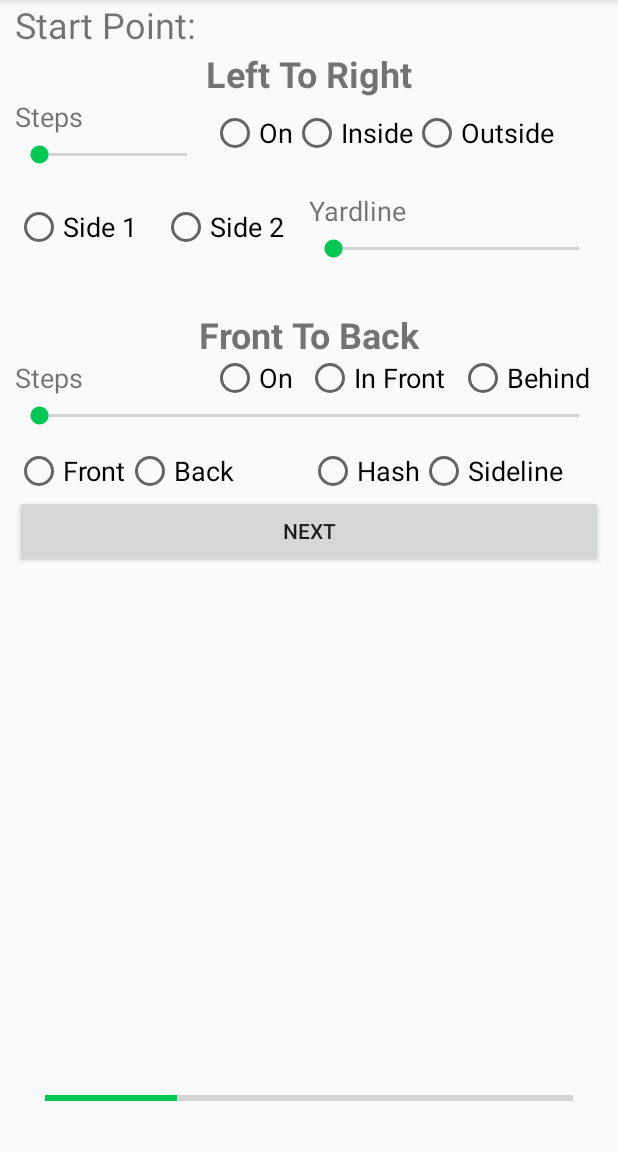
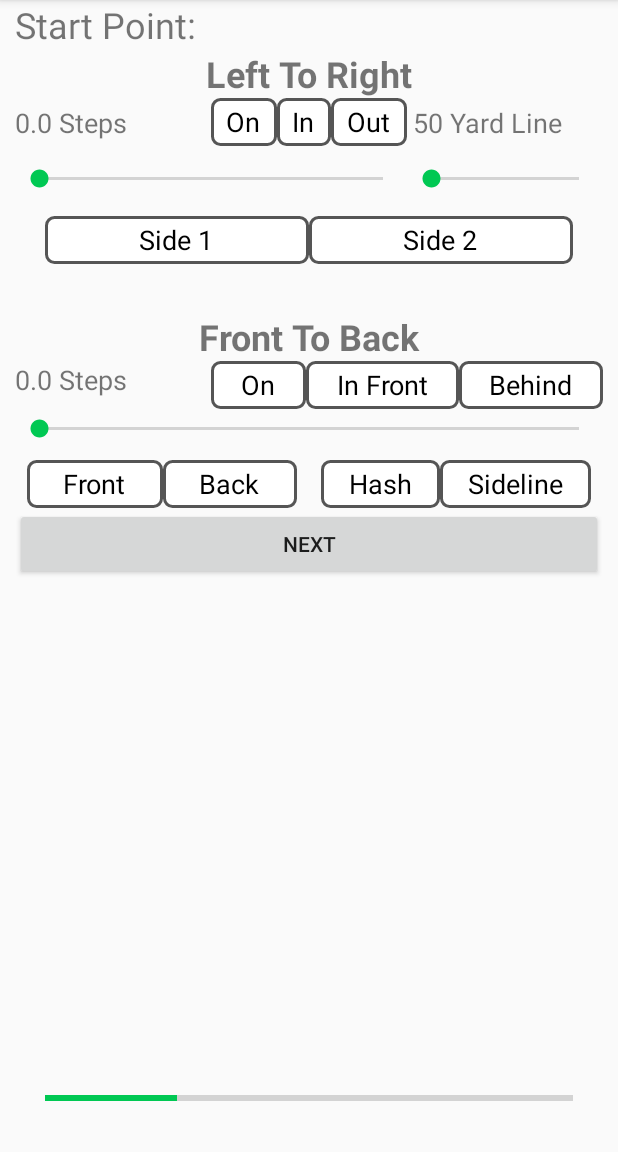
Before and after one commit to youdoof/MarchingBuddy, an Android app: the screen it shows after launch (MainActivity), on a phone screen of 412 x 824 dp, the part 84-1236 px from its top. Run offline under Robolectric (Android 15) with nearby library versions, the phone set to English and light mode, and no system bars; 1 statement that could not run was skipped.

Commit message:
UI Overhaul Continued 11/2/17
Spent time creating custom radio buttons and generally optimizing layout
of the input_fragment. Suppressed a couple of localization warnings.

```diff
--- a/app/src/main/java/edu/truman/amb1664/marchingbuddy/StartFragment.java
+++ b/app/src/main/java/edu/truman/amb1664/marchingbuddy/StartFragment.java
@@ -1,5 +1,6 @@
 package edu.truman.amb1664.marchingbuddy;
 
+import android.annotation.SuppressLint;
 import android.os.Bundle;
 import android.support.annotation.Nullable;
 import android.support.v4.app.Fragment;
@@ -103,6 +104,7 @@ public class StartFragment extends Fragment implements View.OnClickListener {
         final SeekBar stepslr_seekbar = (SeekBar) v.findViewById(R.id.seekBarStepsLR);
         stepslr_seekbar.setMax(seekBarLRMaxCalc(spec));
         stepslr_seekbar.setOnSeekBarChangeListener(new SeekBar.OnSeekBarChangeListener() {
+            @SuppressLint("SetTextI18n")
             @Override
             public void onProgressChanged(SeekBar seekBar, int progress, boolean b) {
                 stepslr_textview.setText(intervalCalc(progress, spec) + " Steps");
@@ -127,6 +129,7 @@ public class StartFragment extends Fragment implements View.OnClickListener {
         // sets maximum to one less than the length of the YardLines array
         yardline_seekbar.setMax(Midset.YARD_LINES.length - 1);
         yardline_seekbar.setOnSeekBarChangeListener(new SeekBar.OnSeekBarChangeListener() {
+            @SuppressLint("SetTextI18n")
             @Override
             public void onProgressChanged(SeekBar seekBar, int progress, boolean b) {
                 yardline_textview.setText(Midset.getYardline(progress) + " Yard Line");
@@ -153,6 +156,7 @@ public class StartFragment extends Fragment implements View.OnClickListener {
         // Arbitrarily chosen this number of 32. Might need to revisit this sometime afterwards.
         stepsfb_seekbar.setMax(seekBarFBMaxCalc(spec));
         stepsfb_seekbar.setOnSeekBarChangeListener(new SeekBar.OnSeekBarChangeListener() {
+            @SuppressLint("SetTextI18n")
             @Override
             public void onProgressChanged(SeekBar seekBar, int progress, boolean b) {
                 stepsfb_textview.setText(intervalCalc(progress, spec) + " Steps");
--- /dev/null
+++ b/app/src/main/res/drawable/radio_button_background.xml
@@ -0,0 +1,7 @@
+<?xml version="1.0" encoding="utf-8"?>
+<selector xmlns:android="http://schemas.android.com/apk/res/android">
+    <item android:drawable="@drawable/radio_button_unchecked" android:state_checked="true" android:state_pressed="true" />
+    <item android:drawable="@drawable/radio_button_checked" android:state_pressed="true" />
+    <item android:drawable="@drawable/radio_button_checked" android:state_checked="true" />
+    <item android:drawable="@drawable/radio_button_unchecked" />
+</selector>
--- /dev/null
+++ b/app/src/main/res/drawable/radio_button_checked.xml
@@ -0,0 +1,9 @@
+<?xml version="1.0" encoding="utf-8"?>
+<shape xmlns:android="http://schemas.android.com/apk/res/android"
+    android:shape="rectangle">
+    <corners android:radius="5dp" />
+    <solid android:color="#fff" />
+    <stroke
+        android:width="4dp"
+        android:color="#00c853" />
+</shape>
--- /dev/null
+++ b/app/src/main/res/drawable/radio_button_unchecked.xml
@@ -0,0 +1,9 @@
+<?xml version="1.0" encoding="utf-8"?>
+<shape xmlns:android="http://schemas.android.com/apk/res/android"
+    android:shape="rectangle">
+    <corners android:radius="5dp" />
+    <solid android:color="#fff" />
+    <stroke
+        android:width="2dp"
+        android:color="#555555" />
+</shape>
--- a/app/src/main/res/layout/input_fragment.xml
+++ b/app/src/main/res/layout/input_fragment.xml
@@ -32,80 +32,112 @@
         android:layout_width="match_parent"
         android:layout_height="wrap_content"
         android:layout_below="@+id/textLeftToRight"
-        android:weightSum="3">
-
-        <RelativeLayout
-            android:layout_width="0dp"
-            android:layout_height="wrap_content"
-            android:layout_weight="1">
+        android:layout_marginBottom="8dp"
+        android:weightSum="9">
 
         <TextView
             android:id="@+id/textStepsLR"
-                android:layout_width="match_parent"
+            android:layout_width="0dp"
             android:layout_height="wrap_content"
-                android:layout_alignParentTop="true"
+            android:layout_weight="3"
             android:text="@string/steps"
             android:textSize="18sp" />
-
-            <SeekBar
-                android:id="@+id/seekBarStepsLR"
-                android:layout_width="match_parent"
-                android:layout_height="wrap_content"
-                android:layout_below="@id/textStepsLR"
-                android:paddingTop="4dp" />
-        </RelativeLayout>
 
         <RadioGroup
             android:id="@+id/radioGroupOnInOut"
             android:layout_width="0dp"
-            android:layout_height="match_parent"
-            android:layout_weight="2"
+            android:layout_height="@dimen/radio_button_height"
+            android:layout_weight="3"
             android:orientation="horizontal">
 
             <RadioButton
                 android:id="@+id/radioOn"
                 android:layout_width="wrap_content"
                 android:layout_height="match_parent"
+                android:layout_weight="1"
+                android:background="@drawable/radio_button_background"
+                android:button="@android:color/transparent"
                 android:text="@string/on"
+                android:textAlignment="center"
                 android:textSize="18sp" />
 
             <RadioButton
                 android:id="@+id/radioInside"
                 android:layout_width="wrap_content"
                 android:layout_height="match_parent"
+                android:layout_weight="1"
+                android:background="@drawable/radio_button_background"
+                android:button="@android:color/transparent"
                 android:text="@string/inside"
+                android:textAlignment="center"
                 android:textSize="18sp" />
 
             <RadioButton
                 android:id="@+id/radioOutside"
                 android:layout_width="wrap_content"
                 android:layout_height="match_parent"
+                android:layout_weight="1"
+                android:background="@drawable/radio_button_background"
+                android:button="@android:color/transparent"
                 android:text="@string/outside"
+                android:textAlignment="center"
                 android:textSize="18sp" />
         </RadioGroup>
+
+        <TextView
+            android:id="@+id/textYardline"
+            android:layout_width="0dp"
+            android:layout_height="wrap_content"
+            android:layout_weight="3"
+            android:padding="4dp"
+            android:text="@string/yardline"
+            android:textSize="18sp" />
+
     </LinearLayout>
 
     <LinearLayout
         android:id="@+id/linearLayoutLR2"
         android:layout_width="match_parent"
         android:layout_height="wrap_content"
-        android:layout_below="@id/linearLayoutLR1"
-        android:layout_marginTop="16dp"
-        android:weightSum="2">
+        android:layout_below="@+id/linearLayoutLR1"
+        android:orientation="horizontal"
+        android:weightSum="3">
+
+        <SeekBar
+            android:id="@+id/seekBarStepsLR"
+            android:layout_width="0dp"
+            android:layout_height="wrap_content"
+            android:layout_weight="2"
+            android:paddingTop="4dp" />
+
+        <SeekBar
+            android:id="@+id/seekBarYardline"
+            android:layout_width="0dp"
+            android:layout_height="wrap_content"
+            android:layout_weight="1"
+            android:paddingTop="4dp" />
+    </LinearLayout>
 
     <RadioGroup
         android:id="@+id/radioGroupSides"
-            android:layout_width="0dp"
-            android:layout_height="match_parent"
-            android:layout_weight="1"
-            android:orientation="horizontal">
+        android:layout_width="match_parent"
+        android:layout_height="@dimen/radio_button_height"
+        android:layout_below="@+id/linearLayoutLR2"
+        android:layout_marginTop="16dp"
+        android:gravity="center_horizontal"
+        android:orientation="horizontal"
+        android:paddingLeft="20dp"
+        android:paddingRight="20dp">
 
         <RadioButton
             android:id="@+id/radioSide1"
             android:layout_width="wrap_content"
             android:layout_height="match_parent"
             android:layout_weight="1"
+            android:background="@drawable/radio_button_background"
+            android:button="@android:color/transparent"
             android:text="@string/side_1"
+            android:textAlignment="center"
             android:textSize="18sp" />
 
         <RadioButton
@@ -113,38 +145,18 @@
             android:layout_width="wrap_content"
             android:layout_height="match_parent"
             android:layout_weight="1"
+            android:background="@drawable/radio_button_background"
+            android:button="@android:color/transparent"
             android:text="@string/side_2"
+            android:textAlignment="center"
             android:textSize="18sp" />
     </RadioGroup>
-
-        <RelativeLayout
-            android:layout_width="0dp"
-            android:layout_height="wrap_content"
-            android:layout_weight="1">
-
-            <TextView
-                android:id="@+id/textYardline"
-                android:layout_width="match_parent"
-                android:layout_height="wrap_content"
-                android:layout_alignParentTop="true"
-                android:text="@string/yardline"
-                android:textSize="18sp" />
-
-            <SeekBar
-                android:id="@+id/seekBarYardline"
-                android:layout_width="match_parent"
-                android:layout_height="wrap_content"
-                android:layout_below="@+id/textYardline"
-                android:paddingTop="4dp" />
-        </RelativeLayout>
-
-    </LinearLayout>
 
     <TextView
         android:id="@+id/textFrontToBack"
         android:layout_width="match_parent"
         android:layout_height="wrap_content"
-        android:layout_below="@+id/linearLayoutLR2"
+        android:layout_below="@+id/radioGroupSides"
         android:layout_marginTop="32dp"
         android:gravity="center"
         android:text="@string/front_to_back"
@@ -169,7 +181,7 @@
         <RadioGroup
             android:id="@+id/radioGroupOnFrontBehind"
             android:layout_width="0dp"
-            android:layout_height="match_parent"
+            android:layout_height="@dimen/radio_button_height"
             android:layout_weight="2"
             android:orientation="horizontal">
 
@@ -178,7 +190,10 @@
                 android:layout_width="wrap_content"
                 android:layout_height="match_parent"
                 android:layout_weight="1"
+                android:background="@drawable/radio_button_background"
+                android:button="@android:color/transparent"
                 android:text="@string/on"
+                android:textAlignment="center"
                 android:textSize="18sp" />
 
             <RadioButton
@@ -186,7 +201,10 @@
                 android:layout_width="wrap_content"
                 android:layout_height="match_parent"
                 android:layout_weight="1"
+                android:background="@drawable/radio_button_background"
+                android:button="@android:color/transparent"
                 android:text="@string/in_front"
+                android:textAlignment="center"
                 android:textSize="18sp" />
 
             <RadioButton
@@ -194,7 +212,10 @@
                 android:layout_width="wrap_content"
                 android:layout_height="match_parent"
                 android:layout_weight="1"
+                android:background="@drawable/radio_button_background"
+                android:button="@android:color/transparent"
                 android:text="@string/behind"
+                android:textAlignment="center"
                 android:textSize="18sp" />
         </RadioGroup>
 
@@ -218,44 +239,64 @@
         <RadioGroup
             android:id="@+id/radioGroupFrontBack"
             android:layout_width="0dp"
-            android:layout_height="wrap_content"
+            android:layout_height="@dimen/radio_button_height"
             android:layout_weight="1"
-            android:orientation="horizontal">
+            android:orientation="horizontal"
+            android:paddingLeft="8dp"
+            android:paddingRight="8dp">
 
             <RadioButton
                 android:id="@+id/radioFront"
                 android:layout_width="wrap_content"
-                android:layout_height="wrap_content"
+                android:layout_height="match_parent"
+                android:layout_weight="1"
+                android:background="@drawable/radio_button_background"
+                android:button="@android:color/transparent"
                 android:text="@string/front"
+                android:textAlignment="center"
                 android:textSize="18sp" />
 
             <RadioButton
                 android:id="@+id/radioBack"
                 android:layout_width="wrap_content"
-                android:layout_height="wrap_content"
+                android:layout_height="match_parent"
+                android:layout_weight="1"
+                android:background="@drawable/radio_button_background"
+                android:button="@android:color/transparent"
                 android:text="@string/back"
+                android:textAlignment="center"
                 android:textSize="18sp" />
         </RadioGroup>
 
         <RadioGroup
             android:id="@+id/radioGroupHashSideline"
             android:layout_width="0dp"
-            android:layout_height="wrap_content"
+            android:layout_height="@dimen/radio_button_height"
             android:layout_weight="1"
-            android:orientation="horizontal">
+            android:orientation="horizontal"
+            android:paddingLeft="8dp"
+            android:paddingRight="8dp">
 
             <RadioButton
                 android:id="@+id/radioHash"
                 android:layout_width="wrap_content"
-                android:layout_height="wrap_content"
+                android:layout_height="match_parent"
+                android:layout_weight="1"
+                android:background="@drawable/radio_button_background"
+                android:button="@android:color/transparent"
                 android:text="@string/hash"
+                android:textAlignment="center"
                 android:textSize="18sp" />
 
             <RadioButton
                 android:id="@+id/radioSideline"
                 android:layout_width="wrap_content"
-                android:layout_height="wrap_content"
+                android:layout_height="match_parent"
+                android:layout_weight="1"
+                android:background="@drawable/radio_button_background"
+                android:button="@android:color/transparent"
                 android:text="@string/sideline"
+                android:textAlignment="center"
                 android:textSize="18sp" />
         </RadioGroup>
 
--- /dev/null
+++ b/app/src/main/res/values/dimens.xml
@@ -0,0 +1,4 @@
+<?xml version="1.0" encoding="utf-8"?>
+<resources>
+    <dimen name="radio_button_height">32dp</dimen>
+</resources>
--- a/app/src/main/res/values/strings.xml
+++ b/app/src/main/res/values/strings.xml
@@ -1,15 +1,15 @@
 <resources>
     <string name="app_name">Marching Buddy</string>
     <string name="left_to_right">Left To Right</string>
-    <string name="steps">Steps</string>
+    <string name="steps">0.0 Steps</string>
     <string name="on">On</string>
-    <string name="inside">Inside</string>
-    <string name="outside">Outside</string>
+    <string name="inside">In</string>
+    <string name="outside">Out</string>
     <string name="side_1">Side 1</string>
     <string name="side_2">Side 2</string>
     <string name="left">Left</string>
     <string name="right">Right</string>
-    <string name="yardline">Yardline</string>
+    <string name="yardline">50 Yard Line</string>
     <string name="front_to_back">Front To Back</string>
     <string name="in_front">In Front</string>
     <string name="behind">Behind</string>
```
Lines whose indentation alone changed are shown as unchanged.
